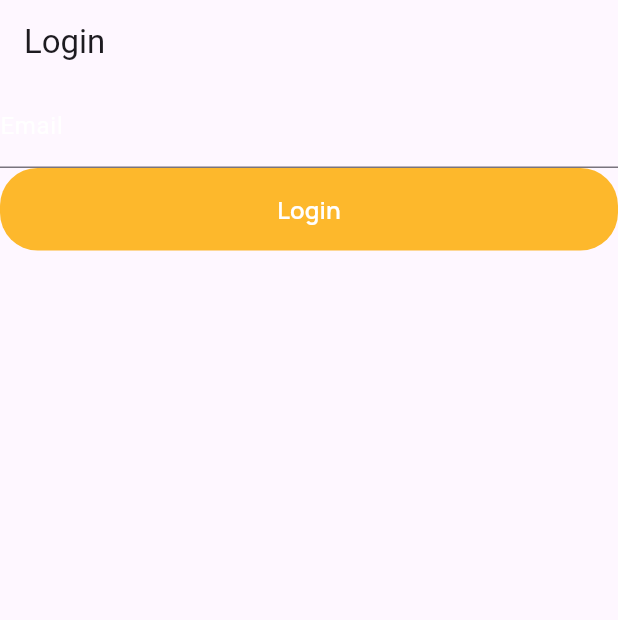
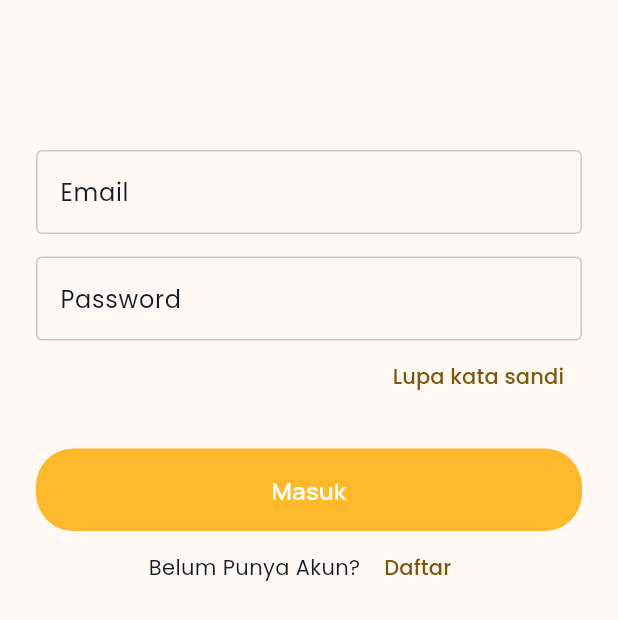
Before and after one commit to sayagaffy/musafir, a Flutter app: the screen it shows after launch, on a phone screen of 412 x 824 dp. Shown: the top 620 px of the screen. Run offline on Flutter 3.47's test engine with Material 3 defaults, Android fonts, the phone set to English and light mode, and no system bars; our stand-ins replace cloud_firestore, firebase_auth, firebase_core, firebase_storage, flutter_riverpod, freezed_annotation and 3 more; accounts and stored records are empty; generated files the repository leaves out were written again.

Commit message:
login page connection with firebase, register page with connection with firebase, musafir text field widget, method widget for snackbar (on shared folder)

```diff
--- a/lib/main.dart
+++ b/lib/main.dart
@@ -1,8 +1,10 @@
 import 'package:firebase_core/firebase_core.dart';
 import 'package:flutter/material.dart';
+import 'package:google_fonts/google_fonts.dart';
 import 'package:musafir/firebase_options.dart';
 import 'package:flutter_riverpod/flutter_riverpod.dart';
 import 'package:musafir/presentation/providers/router/router_provider.dart';
+import 'package:musafir/shared/theme.dart';
 
 void main() async {
   WidgetsFlutterBinding.ensureInitialized();
@@ -20,6 +22,17 @@ class MainApp extends ConsumerWidget {
   @override
   Widget build(BuildContext context, WidgetRef ref) {
     return MaterialApp.router(
+      theme: ThemeData.from(
+          colorScheme: ColorScheme.fromSeed(
+            seedColor: kPrimaryColor,
+            background: kBackgroundColor,
+            brightness: Brightness.light,
+          ),
+          useMaterial3: true,
+          textTheme: TextTheme(
+              bodyMedium: GoogleFonts.poppins(color: kBlackColor),
+              bodyLarge: GoogleFonts.poppins(color: kBlackColor),
+              labelLarge: GoogleFonts.poppins(color: kBlackColor))),
       debugShowCheckedModeBanner: false,
       routeInformationParser: ref.watch(routerProvider).routeInformationParser,
       routeInformationProvider:
--- a/lib/presentation/pages/login_page.dart
+++ /dev/null
@@ -1,47 +0,0 @@
-import 'package:flutter/material.dart';
-import 'package:musafir/presentation/providers/router/router_provider.dart';
-import 'package:flutter_riverpod/flutter_riverpod.dart';
-import 'package:musafir/presentation/providers/user_data/user_data_provider.dart';
-import 'package:musafir/presentation/widgets/custom_button.dart';
-import 'package:musafir/presentation/widgets/musafir_text_field.dart';
-
-class LoginPage extends ConsumerWidget {
-  final TextEditingController emailController = TextEditingController();
-
-  LoginPage({super.key});
-
-  @override
-  Widget build(BuildContext context, WidgetRef ref) {
-    ref.listen(userDataProvider, (previous, next) {
-      if (next is AsyncData) {
-        if (next.value != null) {
-          ref.read(routerProvider).goNamed('main');
-        } else if (next is AsyncError) {
-          ScaffoldMessenger.of(context)
-              .showSnackBar(SnackBar(content: Text(next.error.toString())));
-        }
-      }
-    });
-
-    return Scaffold(
-      appBar: AppBar(
-        title: const Text('Login'),
-      ),
-      body: Column(
-        children: [
-          MusafirTextField(
-            labelText: 'Email',
-            controller: emailController,
-          ),
-          CustomButton(
-              title: 'Login',
-              onPressed: () {
-                ref
-                    .read(userDataProvider.notifier)
-                    .login(email: "kitacoba@bisa.com", password: "123456");
-              })
-        ],
-      ),
-    );
-  }
-}
--- /dev/null
+++ b/lib/presentation/pages/login_page/login_page.dart
@@ -0,0 +1,92 @@
+import 'package:flutter/material.dart';
+import 'package:musafir/presentation/providers/router/router_provider.dart';
+import 'package:flutter_riverpod/flutter_riverpod.dart';
+import 'package:musafir/presentation/providers/user_data/user_data_provider.dart';
+import 'package:musafir/presentation/widgets/custom_button.dart';
+import 'package:musafir/presentation/widgets/musafir_text_field.dart';
+import 'package:musafir/shared/build_context_extensions.dart';
+import 'package:musafir/shared/methods.dart';
+
+class LoginPage extends ConsumerWidget {
+  final TextEditingController emailController = TextEditingController();
+  final TextEditingController passwordController = TextEditingController();
+
+  LoginPage({super.key});
+
+  @override
+  Widget build(BuildContext context, WidgetRef ref) {
+    ref.listen(userDataProvider, (previous, next) {
+      if (next is AsyncData) {
+        if (next.value != null) {
+          ref.read(routerProvider).goNamed('main');
+        } else if (next is AsyncError) {
+          context.showSnackBar(next.error.toString());
+        }
+      }
+    });
+
+    return Scaffold(
+      body: ListView(
+        children: [
+          verticalSpace(100),
+          Padding(
+            padding: const EdgeInsets.symmetric(horizontal: 24),
+            child: Column(
+              children: [
+                MusafirTextField(
+                  labelText: 'Email',
+                  controller: emailController,
+                ),
+                verticalSpace(15),
+                MusafirTextField(
+                  labelText: 'Password',
+                  controller: passwordController,
+                  obscureText: true,
+                ),
+                Align(
+                  alignment: Alignment.centerRight,
+                  child: TextButton(
+                    onPressed: () {},
+                    child: const Text(
+                      'Lupa kata sandi',
+                    ),
+                  ),
+                ),
+                verticalSpace(24),
+                switch (ref.watch(userDataProvider)) {
+                  AsyncData(:final value) => value == null
+                      ? SizedBox(
+                          width: double.infinity,
+                          child: CustomButton(
+                              title: 'Masuk',
+                              onPressed: () {
+                                ref.read(userDataProvider.notifier).login(
+                                    email: emailController.text,
+                                    password: passwordController.text);
+                              }),
+                        )
+                      : const Center(
+                          child: CircularProgressIndicator(),
+                        ),
+                  _ => const Center(child: CircularProgressIndicator())
+                },
+                Row(
+                  mainAxisAlignment: MainAxisAlignment.center,
+                  children: [
+                    const Text('Belum Punya Akun? '),
+                    TextButton(
+                      onPressed: () {
+                        ref.read(routerProvider).goNamed('register');
+                      },
+                      child: const Text('Daftar'),
+                    )
+                  ],
+                )
+              ],
+            ),
+          ),
+        ],
+      ),
+    );
+  }
+}
--- a/lib/presentation/widgets/musafir_text_field.dart
+++ b/lib/presentation/widgets/musafir_text_field.dart
@@ -19,7 +19,13 @@ class MusafirTextField extends StatelessWidget {
       obscureText: obscureText,
       decoration: InputDecoration(
           labelText: labelText,
-          labelStyle: const TextStyle(color: kWhiteColor)),
+          labelStyle: const TextStyle(color: kBlackColor),
+          enabledBorder: const OutlineInputBorder(
+            borderSide: BorderSide(color: kGreyBorderColor),
+          ),
+          focusedBorder: const OutlineInputBorder(
+            borderSide: BorderSide(color: kPrimaryColor),
+          )),
     );
   }
 }
--- /dev/null
+++ b/lib/shared/methods.dart
@@ -0,0 +1,22 @@
+import 'package:flutter/material.dart';
+
+Map<double, SizedBox> _verticalSpaces = {};
+Map<double, SizedBox> _horizontalSpaces = {};
+
+SizedBox verticalSpace(double height) {
+  if (!_verticalSpaces.containsKey(height)) {
+    _verticalSpaces[height] = SizedBox(
+      height: height,
+    );
+  }
+  return _verticalSpaces[height]!;
+}
+
+SizedBox horizontalSpace(double width) {
+  if (!_horizontalSpaces.containsKey(width)) {
+    _horizontalSpaces[width] = SizedBox(
+      width: width,
+    );
+  }
+  return _horizontalSpaces[width]!;
+}
--- a/lib/shared/theme.dart
+++ b/lib/shared/theme.dart
@@ -8,6 +8,7 @@ const Color kPrimaryColor = Color(0xffFDB82C);
 const Color kBlackColor = Color(0xff191D23);
 const Color kWhiteColor = Color(0xffFFFFFF);
 const Color kGreyColor = Color(0xff9698A9);
+const Color kGreyBorderColor = Color(0xffC8C9CA);
 const Color kGreenColor = Color(0xff0EC3AE);
 const Color kRedColor = Color(0xffEB70A5);
 const Color kBackgroundColor = Color(0xffFAFAFA);
```
Also changed, not shown: lib/presentation/pages/main_page.dart (+10 -0 lines), lib/presentation/pages/register_page/register_page.dart (added, +129 -0 lines), lib/presentation/providers/router/router_provider.dart (+7 -1 lines), lib/shared/build_context_extensions.dart (added, +7 -0 lines).
